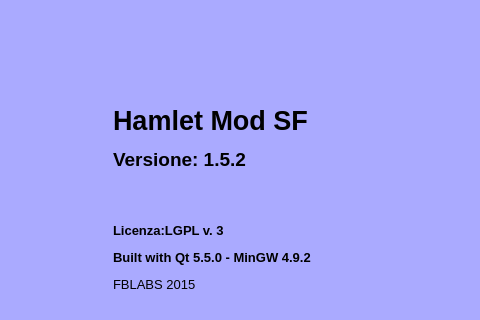
First picture: the form in mainwindow.ui, repository starwork/hamlet-mod-sanremofoods, before the edit; both pictures show x 230 to 710 and y 103 to 423 of the 979 by 768 pixel window.
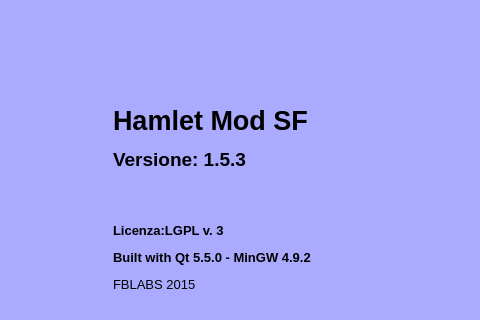
Second picture: the form after the edit. Icons and pictures are not drawn.

Diff of the .ui file:
```diff
--- a/mainwindow.ui
+++ b/mainwindow.ui
@@ -938,7 +938,7 @@
          </palette>
         </property>
         <property name="text">
-         <string>&lt;html&gt;&lt;head/&gt;&lt;body&gt;&lt;p&gt;&lt;span style=&quot; font-size:20pt; font-weight:600;&quot;&gt;Hamlet Mod SF&lt;/span&gt;&lt;/p&gt;&lt;p&gt;&lt;span style=&quot; font-size:14pt; font-weight:600;&quot;&gt;Versione: 1.5.2&lt;/span&gt;&lt;/p&gt;&lt;p&gt;&lt;br/&gt;&lt;/p&gt;&lt;p&gt;&lt;span style=&quot; font-size:10pt; font-weight:600;&quot;&gt;Licenza:LGPL v. 3&lt;/span&gt;&lt;/p&gt;&lt;p&gt;&lt;span style=&quot; font-size:10pt; font-weight:600;&quot;&gt;Built with Qt 5.5.0 - MinGW 4.9.2&lt;/span&gt;&lt;/p&gt;&lt;p&gt;&lt;span style=&quot; font-size:10pt;&quot;&gt;FBLABS 2015&lt;/span&gt;&lt;/p&gt;&lt;/body&gt;&lt;/html&gt;</string>
+         <string>&lt;html&gt;&lt;head/&gt;&lt;body&gt;&lt;p&gt;&lt;span style=&quot; font-size:20pt; font-weight:600;&quot;&gt;Hamlet Mod SF&lt;/span&gt;&lt;/p&gt;&lt;p&gt;&lt;span style=&quot; font-size:14pt; font-weight:600;&quot;&gt;Versione: 1.5.3&lt;/span&gt;&lt;/p&gt;&lt;p&gt;&lt;br/&gt;&lt;/p&gt;&lt;p&gt;&lt;span style=&quot; font-size:10pt; font-weight:600;&quot;&gt;Licenza:LGPL v. 3&lt;/span&gt;&lt;/p&gt;&lt;p&gt;&lt;span style=&quot; font-size:10pt; font-weight:600;&quot;&gt;Built with Qt 5.5.0 - MinGW 4.9.2&lt;/span&gt;&lt;/p&gt;&lt;p&gt;&lt;span style=&quot; font-size:10pt;&quot;&gt;FBLABS 2015&lt;/span&gt;&lt;/p&gt;&lt;/body&gt;&lt;/html&gt;</string>
         </property>
         <property name="scaledContents">
          <bool>true</bool>
```
Left out of the diff: 4 changed lines with no effect on the pictures.
